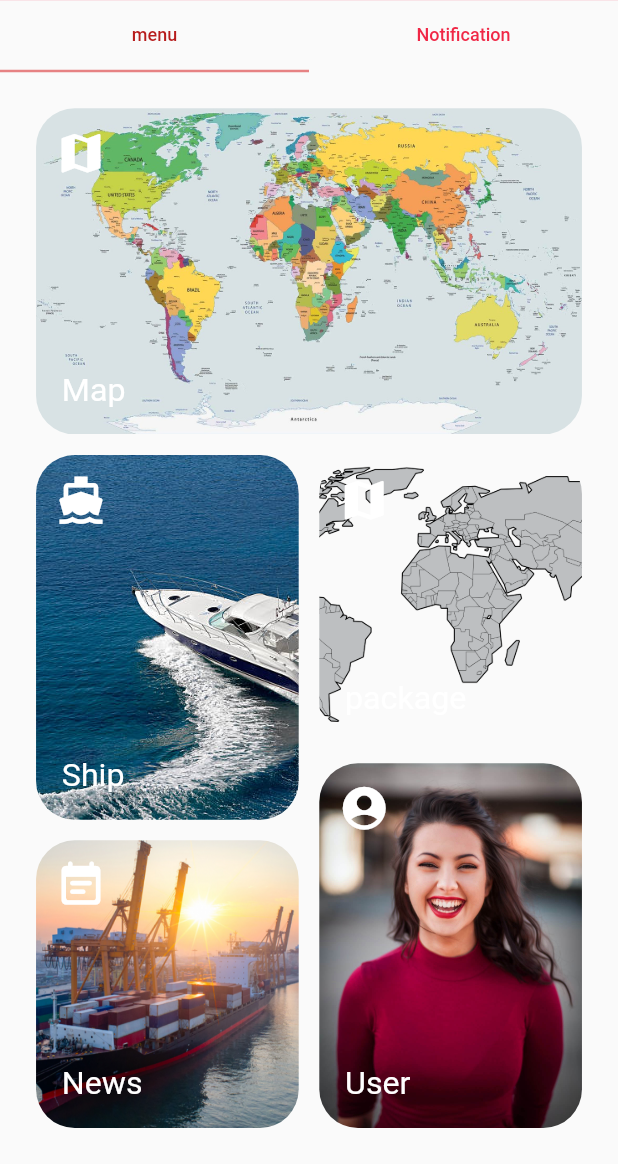
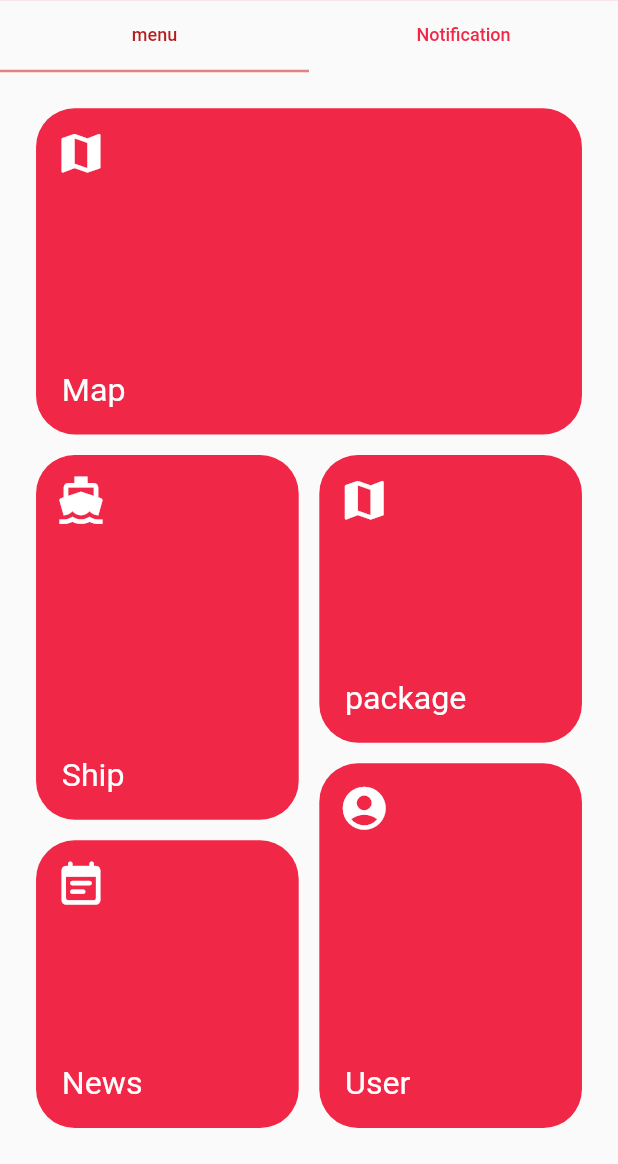
Before and after one commit to etnecadev/etneca-link, a Flutter app: the screen it shows after launch, on a phone screen of 412 x 824 dp, the part 72-1236 px from its top. Run offline on Flutter 3.47's test engine with Material 2 defaults, Android fonts, the phone set to English and light mode, and no system bars; drawn by our look-alikes of contained_tab_bar_view; our stand-ins replace adaptive_theme, dot_navigation_bar, expandable, flutter_staggered_animations, font_awesome_flutter, google_fonts and 2 more; Roboto replaces fonts that are missing (Kanit).

Commit message:
fix update flutter

```diff
--- a/lib/src/page/menuPage.dart
+++ b/lib/src/page/menuPage.dart
@@ -135,10 +135,11 @@ _submenu(context, image, icon, title, route) {
       padding: EdgeInsets.all(15),
       margin: EdgeInsets.all(8),
       decoration: BoxDecoration(
-        image: DecorationImage(
-          image: AssetImage(image),
-          fit: BoxFit.cover,
-        ),
+        color: AppTheme.light.primaryColor,
+        // image: DecorationImage(
+        //   image: AssetImage(image),
+        //   fit: BoxFit.cover,
+        // ),
         borderRadius: BorderRadius.circular(30),
       ),
       width: double.infinity,
```
Also changed, not shown: 2 other files.
